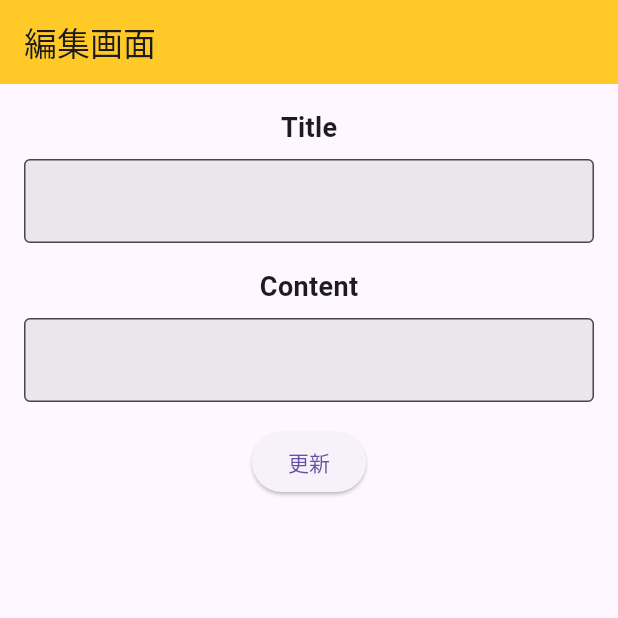
After one commit to MassuGit/TodoRiverpod, a Flutter app: the UpdateTodoPage screen opened by its route, after a tap on "更新", on a phone screen of 412 x 824 dp, the top half of it. The commit adds this screen. Run offline on Flutter 3.47's test engine with Material 3 defaults, Android fonts, the phone set to English and light mode, and no system bars; our stand-ins replace flutter_hooks, freezed_annotation, go_router, hooks_riverpod, shared_preferences; accounts and stored records are empty; generated files the repository leaves out were written again.

Commit message:
feat: fixed sharedPreferenceService class to implement DI and created UpdateTodoPage

```diff
--- /dev/null
+++ b/lib/external_interface/repositories/local_data_repository_impl.dart
@@ -0,0 +1,68 @@
+import 'dart:convert';
+
+import 'package:hooks_riverpod/hooks_riverpod.dart';
+import 'package:shared_preferences/shared_preferences.dart';
+import 'package:todo_riverpod/entities/todo_item.dart';
+import 'package:todo_riverpod/external_interface/shared_preference_service.dart';
+
+final localDataRepositoryProvider = Provider(
+  (ref) => LocalDataRepositoryImpl(
+    sharedPreferences: ref.read(sharedPreferenceProvider),
+  ),
+);
+
+class LocalDataRepositoryImpl {
+  LocalDataRepositoryImpl({
+    required this.sharedPreferences,
+  });
+
+  final SharedPreferences sharedPreferences;
+
+  Future<void> saveTodoItem({required String title, String? content}) async {
+    final todoList = sharedPreferences.getStringList('todoListKey') ?? [];
+    final maxId = sharedPreferences.getInt('maxIdKey') ?? 0;
+
+    final newTodoItem = TodoItem(todoId: maxId + 1, title: title);
+    final encodeData =
+        json.encode(newTodoItem.toJson()); // 一度jsonに変換してからでないと保存不可能
+    todoList.add(encodeData);
+
+    await sharedPreferences.setStringList('todoListKey', todoList);
+    await sharedPreferences.setInt('maxIdKey', maxId + 1);
+  }
+
+  List<TodoItem> fetchTodoList() {
+    final todoListString = sharedPreferences.getStringList('todoListKey') ?? [];
+    return todoListString.map((todoItemString) {
+      final todoItem = json.decode(todoItemString) as Map<String, dynamic>;
+      return TodoItem.fromJson(todoItem);
+    }).toList();
+  }
+
+  Future<void> updateTodoItem(
+      {required int todoId,
+      required String title,
+      required String content}) async {
+    // jsonを取得 → 該当todoかどうか確認 →該当するなら更新、でなければもともとの値入れる → 終
+    final todoListString = sharedPreferences.getStringList('todoListKey') ?? [];
+    final todoListStringUpdated = todoListString.map((todoItemString) {
+      // String -> Map<String, dynamic> -> TodoItem
+      final todoItem = TodoItem.fromJson(json.decode(todoItemString));
+      if (todoItem.todoId == todoId) {
+        final todoItemUpdated =
+            todoItem.copyWith(title: title, content: content);
+        // TodoItem -> Map<String, dynamic> -> String
+        return json.encode(todoItemUpdated.toJson());
+      } else {
+        return todoItemString;
+      }
+    }).toList();
+    print('todoLsitStringUpdated = $todoListStringUpdated');
+    await sharedPreferences.setStringList('todoListKey', todoListStringUpdated);
+    print('更新完了');
+  }
+
+  Future<void> clearAllData() async {
+    await sharedPreferences.clear();
+  }
+}
--- a/lib/router.dart
+++ b/lib/router.dart
@@ -1,18 +1,28 @@
 import 'package:flutter/material.dart';
 import 'package:go_router/go_router.dart';
+import 'package:todo_riverpod/entities/todo_item.dart';
 import 'package:todo_riverpod/ui/add_todo_page.dart';
 import 'package:todo_riverpod/ui/todo_list_page.dart';
+import 'package:todo_riverpod/ui/update_todo_page.dart';
 
 final router = GoRouter(
   routes: <RouteBase>[
     GoRoute(
       path: '/',
-      builder: (BuildContext context, GoRouterState state) => TodoListPage(),
+      builder: (BuildContext context, GoRouterState state) =>
+          const TodoListPage(),
     ),
     GoRoute(
       path: '/addTodo',
       builder: (BuildContext context, GoRouterState state) =>
           const AddTodoPage(),
     ),
+    GoRoute(
+      path: '/updateTodo',
+      builder: (context, state) {
+        final todoItem = state.extra as TodoItem? ?? TodoItem(todoId: -1);
+        return UpdateTodoPage(todoItemProps: todoItem);
+      },
+    ),
   ],
 );
--- /dev/null
+++ b/lib/ui/update_todo_page.dart
@@ -0,0 +1,103 @@
+import 'package:flutter/material.dart';
+import 'package:flutter_hooks/flutter_hooks.dart';
+import 'package:hooks_riverpod/hooks_riverpod.dart';
+import 'package:todo_riverpod/entities/todo_item.dart';
+import 'package:todo_riverpod/external_interface/repositories/local_data_repository_impl.dart';
+
+class UpdateTodoPage extends HookConsumerWidget {
+  const UpdateTodoPage({
+    super.key,
+    required this.todoItemProps,
+  });
+
+  final TodoItem todoItemProps;
+
+  @override
+  Widget build(BuildContext context, WidgetRef ref) {
+    final todoTitleTextFieldController = useTextEditingController();
+    final todoContentTextFieldController = useTextEditingController();
+
+    todoTitleTextFieldController.text = todoItemProps.title;
+    todoContentTextFieldController.text = todoItemProps.content;
+
+    return Scaffold(
+      appBar: AppBar(
+        title: const Text('編集画面'),
+      ),
+      body: Container(
+        padding: const EdgeInsets.all(16.0),
+        child: Column(
+          children: [
+            const Text(
+              'Title',
+              style: TextStyle(
+                fontWeight: FontWeight.bold,
+                fontSize: 18.0,
+              ),
+            ),
+            const SizedBox(height: 8.0),
+            TodoTextField(
+              controller: todoTitleTextFieldController,
+            ),
+            const SizedBox(height: 16.0),
+            const Text(
+              'Content',
+              style: TextStyle(
+                fontWeight: FontWeight.bold,
+                fontSize: 18.0,
+              ),
+            ),
+            const SizedBox(height: 8.0),
+            TodoTextField(
+              controller: todoContentTextFieldController,
+              maxLines: null,
+            ),
+            const SizedBox(
+              height: 16,
+            ),
+            // const Spacer(),
+            Center(
+              child: ElevatedButton(
+                onPressed: () {
+                  ref.read(localDataRepositoryProvider).updateTodoItem(
+                      todoId: todoItemProps.todoId,
+                      title: todoTitleTextFieldController.text,
+                      content: todoContentTextFieldController.text);
+                },
+                child: Text('更新'),
+              ),
+            ),
+          ],
+        ),
+      ),
+    );
+  }
+}
+
+class TodoTextField extends StatelessWidget {
+  const TodoTextField({
+    super.key,
+    required this.controller,
+    this.maxLines,
+  });
+
+  final TextEditingController controller;
+  final int? maxLines;
+
+  @override
+  Widget build(BuildContext context) {
+    return TextField(
+      controller: controller,
+      maxLines: maxLines,
+      decoration: InputDecoration(
+        border: const OutlineInputBorder(),
+        filled: true,
+        fillColor: Colors.grey.withOpacity(0.2),
+      ),
+      onChanged: (text) {
+        print(text);
+        controller.text = text;
+      },
+    );
+  }
+}
```
Also changed, not shown: lib/external_interface/shared_preference_service.dart (+1 -35 lines), lib/main.dart (+11 -2 lines), lib/ui/add_todo_page.dart (+4 -7 lines), lib/ui/todo_list_page.dart (+11 -8 lines), 1 other file.
